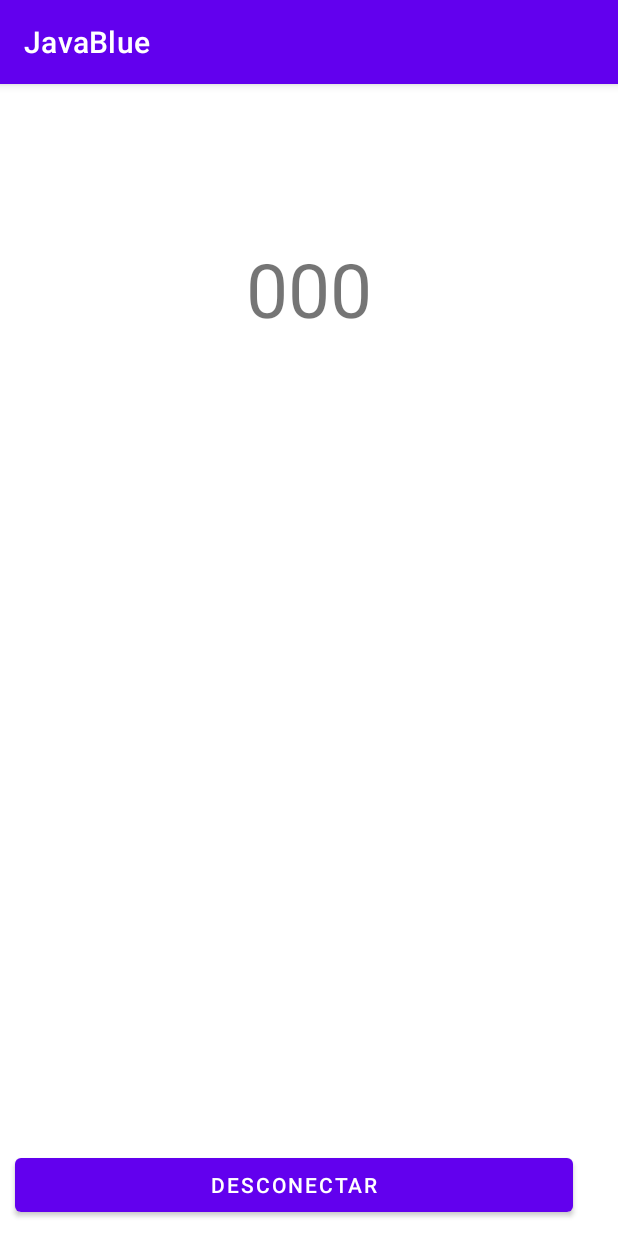
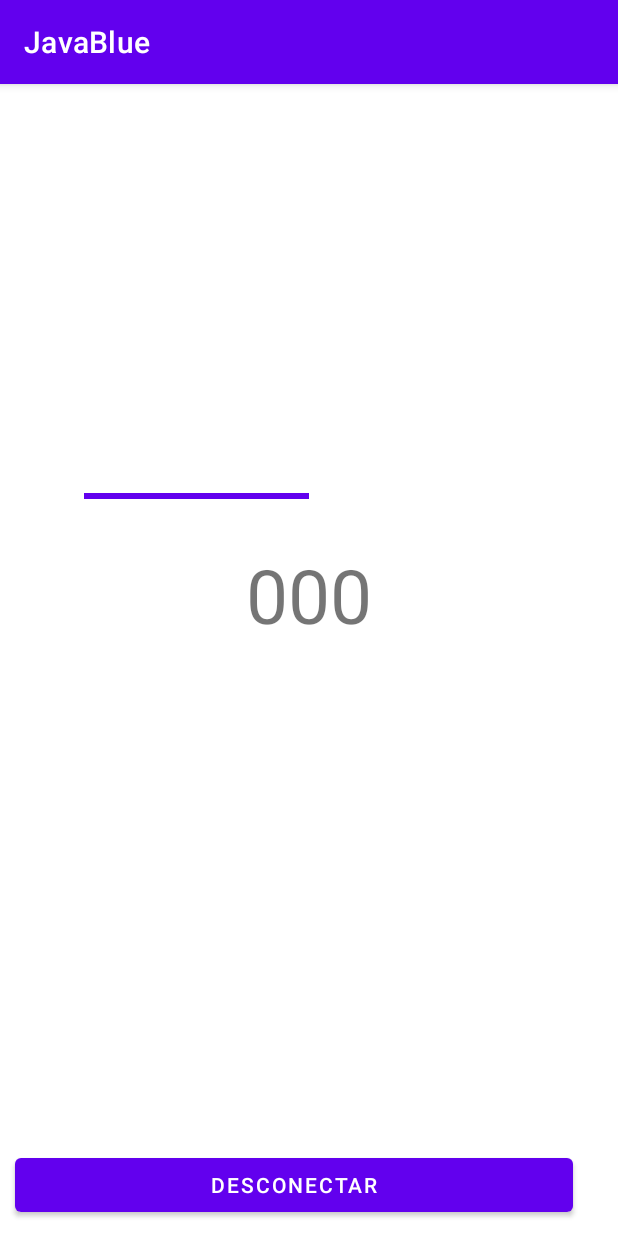
Before and after one commit to AlejandraCastillo/MedidorBluetooth, an Android app: the MessageReceiver screen opened directly, with no data from a screen before it, on a phone screen of 412 x 824 dp. Run offline under Robolectric (Android 15) with nearby library versions, the phone set to English and light mode, and no system bars; 3 statements that could not run were skipped.

Commit message:
Se agrego una manecilla

```diff
--- a/app/src/main/java/com/icat/javablue/MessageReceiver.java
+++ b/app/src/main/java/com/icat/javablue/MessageReceiver.java
@@ -27,7 +27,7 @@ public class MessageReceiver extends AppCompatActivity {
     private static final float MAX_ANGLE = 180;
     private static final float STEP = MAX_ANGLE/MAX_NUM;
 
-//    View manecilla;
+    View manecilla;
     BluetoothSocket socket;
     TextView tvDeviceName;
     TextView tvMessages;
@@ -54,7 +54,7 @@ public class MessageReceiver extends AppCompatActivity {
                     int num2 = Integer.parseInt(numeros.substring(1,2));
                     int num3 = Integer.parseInt(numeros.substring(2,3));
                     int num = num1+num2+num3;
-//                    manecilla.setRotation(num*STEP);
+                    manecilla.setRotation(num*STEP);
                     tvMessages.setText(String.valueOf(num));
 
                     break;
@@ -71,7 +71,7 @@ public class MessageReceiver extends AppCompatActivity {
         tvDeviceName.setText(getIntent().getStringExtra("name"));
 
         tvMessages = findViewById(R.id.tv_messages);
-//        manecilla = findViewById(R.id.v_manecilla);
+        manecilla = findViewById(R.id.v_manecilla);
 
         socket = ShareSocket.getSocket();
 
--- a/app/src/main/res/layout/activity_message_receiver.xml
+++ b/app/src/main/res/layout/activity_message_receiver.xml
@@ -25,25 +25,24 @@
         android:text="000"
         android:layout_marginTop="30dp"
         android:textSize="50sp"
-        app:layout_constraintTop_toBottomOf="@id/tv_deviceName"
+        app:layout_constraintTop_toBottomOf="@id/v_manecilla"
         app:layout_constraintStart_toStartOf="parent"
-        app:layout_constraintEnd_toEndOf="parent"
+        app:layout_constraintEnd_toEndOf="parent"/>
 
-        />
-
-<!--        <View-->
-<!--            android:id="@+id/v_manecilla"-->
-<!--            android:layout_width="150dp"-->
-<!--            android:layout_height="4dp"-->
-<!--            android:layout_marginEnd="150dp"-->
-<!--            android:layout_marginBottom="100dp"-->
-<!--            tools:rotation="90"-->
-<!--            android:background="@color/design_default_color_primary"-->
-<!--            android:transformPivotX="150dp"-->
-<!--            android:transformPivotY="2dp"-->
-<!--            app:layout_constraintBottom_toBottomOf="parent"-->
-<!--            app:layout_constraintEnd_toEndOf="parent"-->
-<!--            app:layout_constraintStart_toStartOf="parent" />-->
+        <View
+            android:id="@+id/v_manecilla"
+            android:layout_width="150dp"
+            android:layout_height="4dp"
+            android:layout_marginEnd="150dp"
+            android:layout_marginBottom="100dp"
+            tools:rotation="90"
+            android:background="@color/design_default_color_primary"
+            android:transformPivotX="150dp"
+            android:transformPivotY="2dp"
+            android:layout_marginTop="200dp"
+            app:layout_constraintTop_toBottomOf="@id/tv_deviceName"
+            app:layout_constraintEnd_toEndOf="parent"
+            app:layout_constraintStart_toStartOf="parent" />
 
     <Button
         android:id="@+id/disconnectButton"
```
